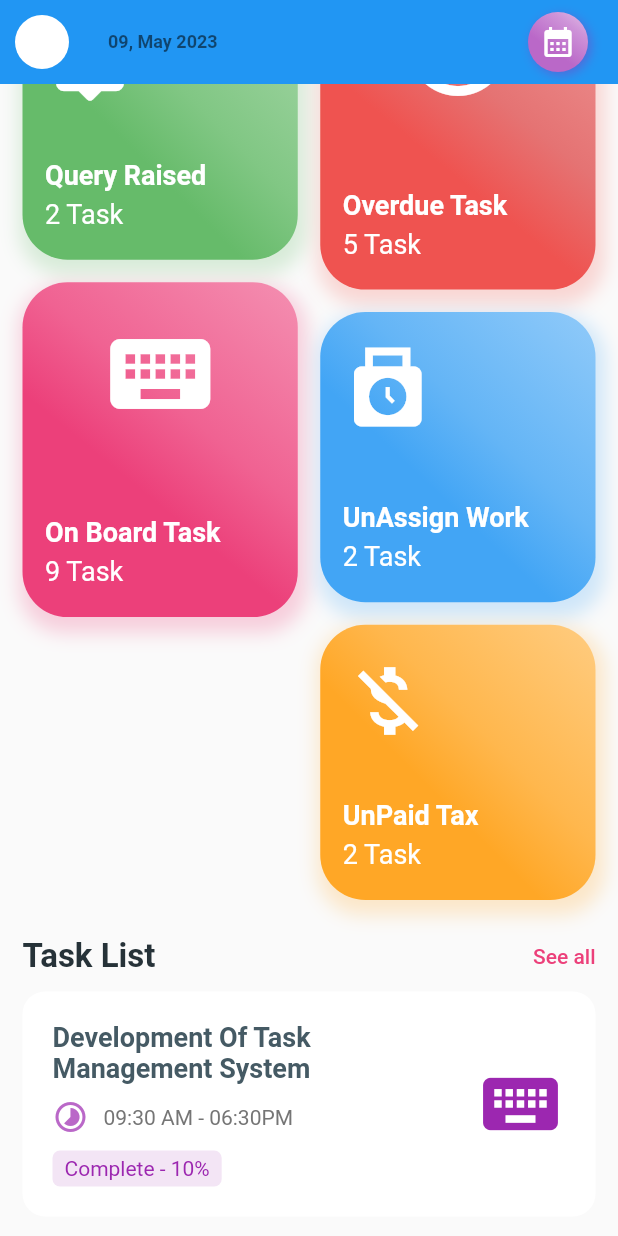
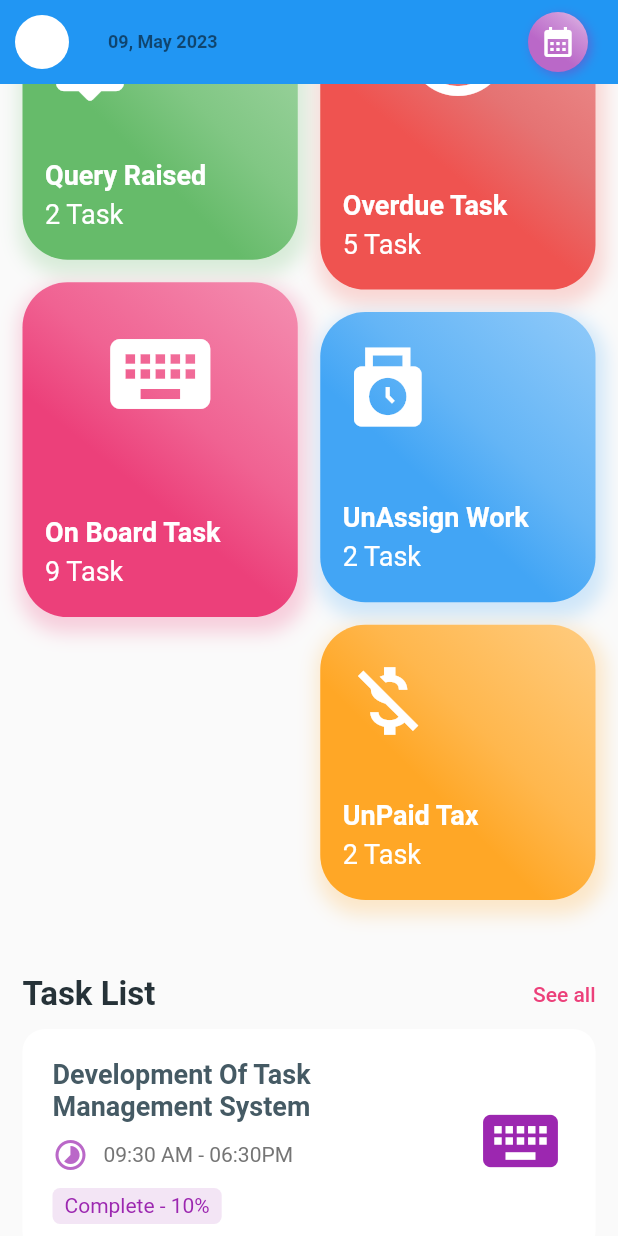
Before and after one commit to Heet-Limbani/CA-Task-Management-Mobile-App-Flutter-, a Flutter app: the HomeScreen screen opened directly, scrolled down 576 dp, on a phone screen of 412 x 824 dp. Run offline on Flutter 3.47's test engine with Material 2 defaults, Android fonts, the phone set to English and light mode, and no system bars; our stand-ins replace flutter_svg, get, sizer.

Commit message:
homePage

```diff
--- a/task_manager/lib/ui/pages/home.dart
+++ b/task_manager/lib/ui/pages/home.dart
@@ -87,7 +87,7 @@ class _HomeScreenState extends State<HomeScreen> {
                 ),
                 buildGrid(),
                 const SizedBox(
-                  height: 25,
+                  height: 50,
                 ),
                 _onGoingHeader(),
                 const SizedBox(
--- a/task_manager/pubspec.yaml
+++ b/task_manager/pubspec.yaml
@@ -36,10 +36,7 @@ dependencies:
   get: ^4.6.5
   intl: ^0.18.1
   sizer: ^2.0.15
-<<<<<<< HEAD
 
-=======
->>>>>>> 9ceb58a2f75c6a424b5f17cf506dbe570ceaa599
 
 dev_dependencies:
   flutter_lints: ^2.0.0
```
